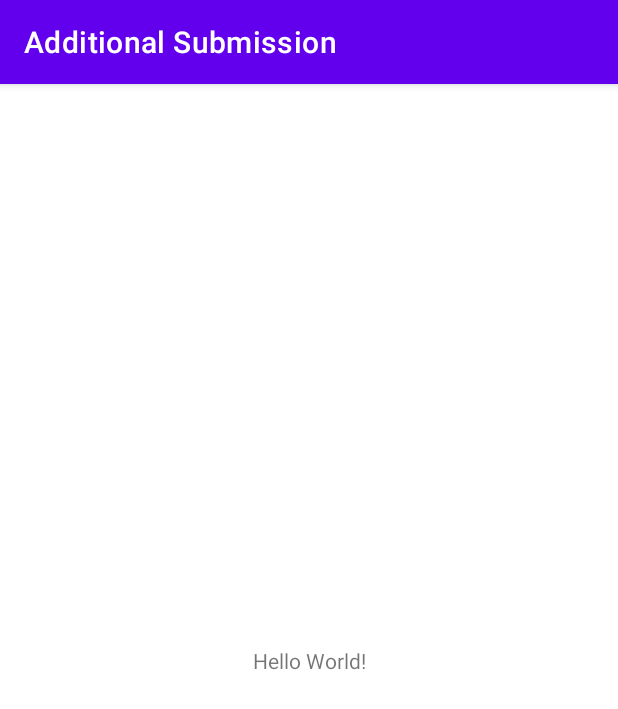
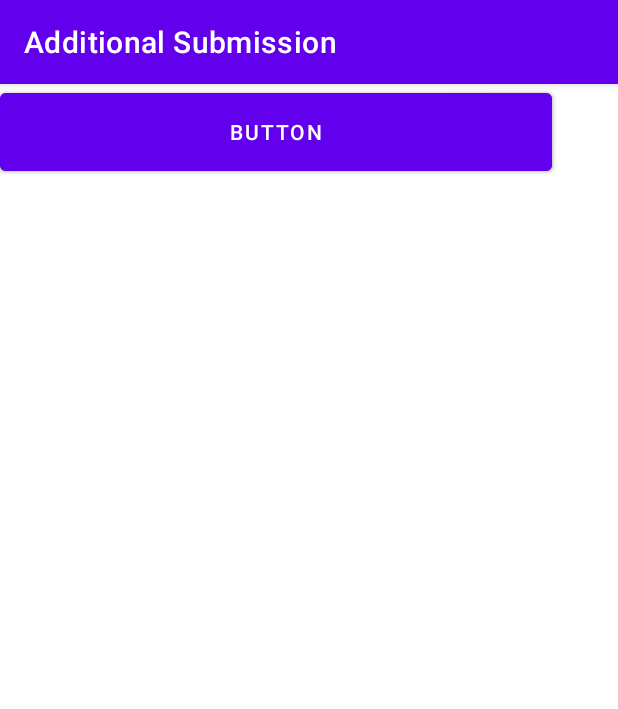
Before and after one commit to KavishkaPKP/Meadia-Handling2, an Android app: the screen it shows after launch (MainActivity), on a phone screen of 412 x 824 dp. Shown: the top 709 px of the screen. Run offline under Robolectric (Android 15) with nearby library versions, the phone set to English and light mode, and no system bars.

Commit message:
commit 2

```diff
--- a/app/src/main/java/com/example/additionalsubmission/MainActivity.java
+++ b/app/src/main/java/com/example/additionalsubmission/MainActivity.java
@@ -2,7 +2,9 @@ package com.example.additionalsubmission;
 
 import androidx.appcompat.app.AppCompatActivity;
 
+import android.media.MediaPlayer;
 import android.os.Bundle;
+import android.provider.Settings;
 
 public class MainActivity extends AppCompatActivity {
 
@@ -10,5 +12,12 @@ public class MainActivity extends AppCompatActivity {
     protected void onCreate(Bundle savedInstanceState) {
         super.onCreate(savedInstanceState);
         setContentView(R.layout.activity_main);
+
+        MediaPlayer player = MediaPlayer.create(this, Settings.System.DEFAULT_NOTIFICATION_URI);
+        player.setLooping(true);
+        player.start();
+
     }
+
+
 }
--- a/app/src/main/res/layout/activity_main.xml
+++ b/app/src/main/res/layout/activity_main.xml
@@ -6,13 +6,22 @@
     android:layout_height="match_parent"
     tools:context=".MainActivity">
 
-    <TextView
-        android:layout_width="wrap_content"
-        android:layout_height="wrap_content"
-        android:text="Hello World!"
-        app:layout_constraintBottom_toBottomOf="parent"
-        app:layout_constraintLeft_toLeftOf="parent"
-        app:layout_constraintRight_toRightOf="parent"
-        app:layout_constraintTop_toTopOf="parent" />
+    <Button
+        android:id="@+id/btn_play"
+        android:layout_width="368dp"
+        android:layout_height="64dp"
+        android:text="@string/btn_play"
+        tools:layout_editor_absoluteX="23dp"
+        tools:layout_editor_absoluteY="110dp"
+        tools:ignore="MissingConstraints" />
+
+    <Button
+        android:id="@+id/btn_stop"
+        android:layout_width="368dp"
+        android:layout_height="64dp"
+        android:text="Button"
+        tools:layout_editor_absoluteX="21dp"
+        tools:layout_editor_absoluteY="219dp"
+        tools:ignore="MissingConstraints" />
 
 </androidx.constraintlayout.widget.ConstraintLayout>
--- a/app/src/main/res/values/strings.xml
+++ b/app/src/main/res/values/strings.xml
@@ -1,3 +1,5 @@
 <resources>
     <string name="app_name">Additional Submission</string>
+    <string name="btn_play">Play</string>
+    <string name="btn_stop">Stop</string>
 </resources>
```
